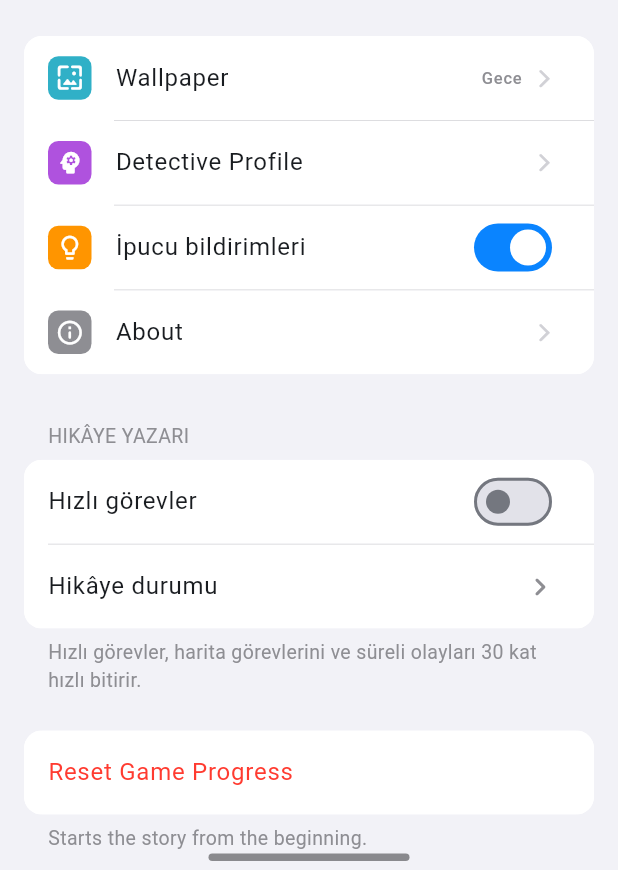
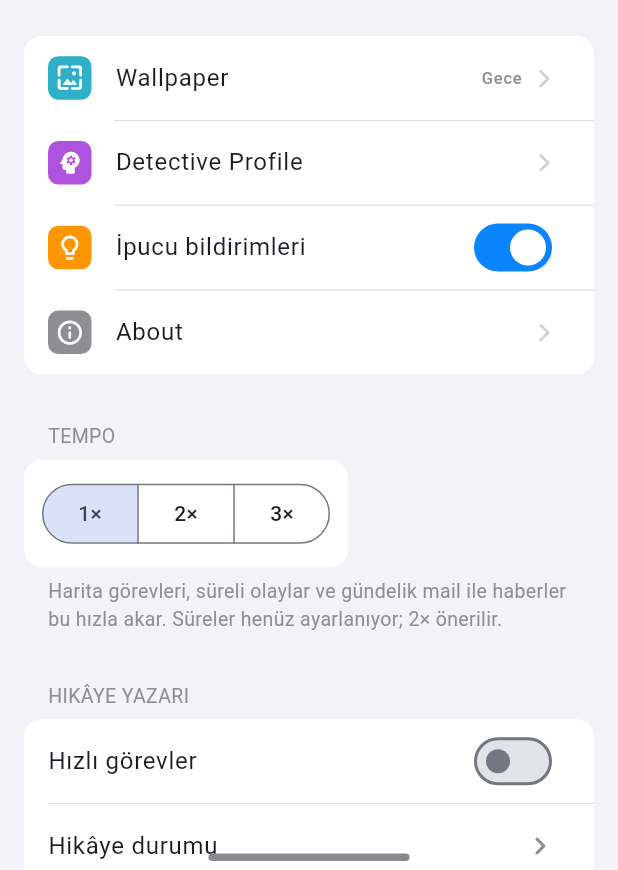
Before and after one commit to Erimsaholut/Ledective, a Flutter app: the SettingsApp screen opened directly, on a phone screen of 412 x 824 dp, the part 366-1236 px from its top. Run offline on Flutter 3.47's test engine with Material 3 defaults, Android fonts, the phone set to English and light mode, and no system bars; our stand-ins replace image_picker, just_audio, shared_preferences, table_calendar; accounts and stored records are empty.

Commit message:
Add a demo build with a tempo setting and the hidden ending closed
Building with --dart-define=DEMO=true closes the secret final option
(its omens stay), hides the author's settings and starts at 2x tempo.
Settings › Tempo lets the player pick 1x, 2x or 3x. The demo's scope is
written down in YAPILACAKLAR.

Co-Authored-By: Claude Opus 5.5 <noreply@anthropic.com>

```diff
--- a/lib/apps/settings/settings_app.dart
+++ b/lib/apps/settings/settings_app.dart
@@ -3,6 +3,7 @@ import 'package:flutter/material.dart';
 
 import '../../data/game_state.dart';
 import '../../data/wallpaper.dart';
+import '../../story/demo.dart';
 import '../../story/story_progress.dart';
 import '../../theme/app_theme.dart';
 import '../../widgets/avatar.dart';
@@ -138,6 +139,33 @@ class SettingsApp extends StatelessWidget {
                 ],
               ),
               GroupedSection(
+                header: "Tempo",
+                footer:
+                    "Harita görevleri, süreli olaylar ve gündelik mail ile "
+                    "haberler bu hızla akar. Süreler henüz ayarlanıyor; "
+                    "2× önerilir.",
+                children: [
+                  ListenableBuilder(
+                    listenable: StoryProgress.instance,
+                    builder: (context, _) => Padding(
+                      padding: const EdgeInsets.all(12),
+                      child: SegmentedButton<int>(
+                        segments: const [
+                          ButtonSegment(value: 1, label: Text("1×")),
+                          ButtonSegment(value: 2, label: Text("2×")),
+                          ButtonSegment(value: 3, label: Text("3×")),
+                        ],
+                        selected: {StoryProgress.instance.tempo},
+                        showSelectedIcon: false,
+                        onSelectionChanged: (s) =>
+                            StoryProgress.instance.setTempo(s.first),
+                      ),
+                    ),
+                  ),
+                ],
+              ),
+              if (!demoBuild)
+                GroupedSection(
                   header: "Hikâye yazarı",
                   footer:
                       "Hızlı görevler, harita görevlerini ve süreli olayları "
--- a/lib/story/story_data.dart
+++ b/lib/story/story_data.dart
@@ -1,5 +1,6 @@
 import 'dart:convert';
 
+import 'demo.dart';
 import 'dialogue.dart';
 
 /// All of the game's story content, read from the JSON files in
@@ -103,6 +104,7 @@ class StoryData {
       for (final file in files)
         file: jsonDecode(await read('$directory/$file')),
     };
+    if (demoBuild) closeSecret(json);
     return current = StoryData.fromJson(json);
   }
 
--- a/lib/story/story_progress.dart
+++ b/lib/story/story_progress.dart
@@ -7,6 +7,7 @@ import 'package:shared_preferences/shared_preferences.dart';
 import '../data/game_clock.dart';
 import '../theme/turkish_text.dart';
 import 'breakdown.dart';
+import 'demo.dart';
 import 'dialogue.dart';
 import 'drip_feed.dart';
 import 'news_feed.dart';
@@ -215,6 +216,13 @@ class StoryProgress extends ChangeNotifier implements StoryState {
   /// Divides mission durations, so story writers can test quickly.
   bool fastMissions = false;
 
+  /// How fast play time passes for missions, timers and everyday mail and
+  /// news, as the player picks in Settings › Tempo: 1, 2 or 3.
+  int tempo = demoBuild ? 2 : 1;
+
+  /// What durations are divided by right now.
+  int get speed => fastMissions ? 30 : tempo;
+
   /// Whether hints (state.json › `hints`) raise alerts.
   bool hintsOn = true;
 
@@ -337,6 +345,7 @@ class StoryProgress extends ChangeNotifier implements StoryState {
     _breakdownDone.clear();
     alerts.clear();
     fastMissions = prefs.getBool('fastMissions') ?? false;
+    tempo = prefs.getInt('tempo') ?? tempo;
     hintsOn = prefs.getBool('hints') ?? true;
 
     final stored = prefs.getString(_prefsKey);
@@ -437,6 +446,13 @@ class StoryProgress extends ChangeNotifier implements StoryState {
     notifyListeners();
     final prefs = await SharedPreferences.getInstance();
     await prefs.setBool('fastMissions', value);
+  }
+
+  Future<void> setTempo(int value) async {
+    tempo = value;
+    notifyListeners();
+    final prefs = await SharedPreferences.getInstance();
+    await prefs.setInt('tempo', value);
   }
 
   Future<void> setHints(bool value) async {
@@ -1027,9 +1043,8 @@ class StoryProgress extends ChangeNotifier implements StoryState {
   int get unreadReports =>
       reports.where((m) => !hasSeen('report:${m.taskId}')).length;
 
-  /// How long [task] takes right now, with [fastMissions] taken into account.
-  Duration durationOf(MissionTask task) =>
-      fastMissions ? task.duration ~/ 30 : task.duration;
+  /// How long [task] takes right now, with [speed] taken into account.
+  Duration durationOf(MissionTask task) => task.duration ~/ speed;
 
   /// Sends [officer] to do [task]. Returns false if they're busy or the
   /// task was already done or started.
@@ -1127,10 +1142,8 @@ class StoryProgress extends ChangeNotifier implements StoryState {
     }
   }
 
-  /// How long [timer] runs right now, with [fastMissions] taken into
-  /// account.
-  Duration timerDuration(StoryTimer timer) =>
-      fastMissions ? timer.duration ~/ 30 : timer.duration;
+  /// How long [timer] runs right now, with [speed] taken into account.
+  Duration timerDuration(StoryTimer timer) => timer.duration ~/ speed;
 
   /// Ids of the timers that are running.
   Iterable<String> get runningTimers => _timers.keys;
@@ -1220,7 +1233,7 @@ class StoryProgress extends ChangeNotifier implements StoryState {
       if (after <= Duration.zero || _waited.contains(key)) return;
       if (!meets(requires)) return;
       final ran = (_waiting[key] ?? 0) + elapsed.inMilliseconds;
-      final due = fastMissions ? after ~/ 30 : after;
+      final due = after ~/ speed;
       if (ran < due.inMilliseconds) {
         _waiting[key] = ran;
         return;
@@ -1239,13 +1252,13 @@ class StoryProgress extends ChangeNotifier implements StoryState {
     return arrived;
   }
 
-  /// A random gap between everyday items, shorter with [fastMissions].
+  /// A random gap between everyday items, shorter with [speed].
   int _gap(int minMinutes, int maxMinutes, int salt) {
     final low = minMinutes < 1 ? 1 : minMinutes;
     final high = maxMinutes < low ? low : maxMinutes;
     final minutes = low + Random(_seed * 31 + salt).nextInt(high - low + 1);
     final ms = minutes * 60000;
-    return fastMissions ? ms ~/ 30 : ms;
+    return ms ~/ speed;
   }
 
   List<String> get _mailIds => [for (final m in _story.mailPool.mails) m.id];
```
Also changed, not shown: lib/story/demo.dart (added, +39 -0 lines), 2 other files. Lines whose indentation alone changed are shown as unchanged.
